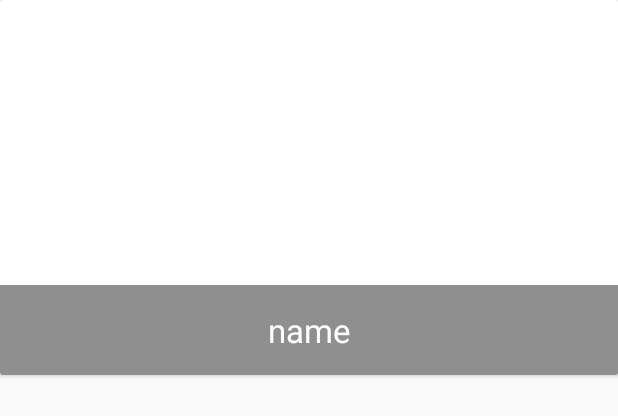
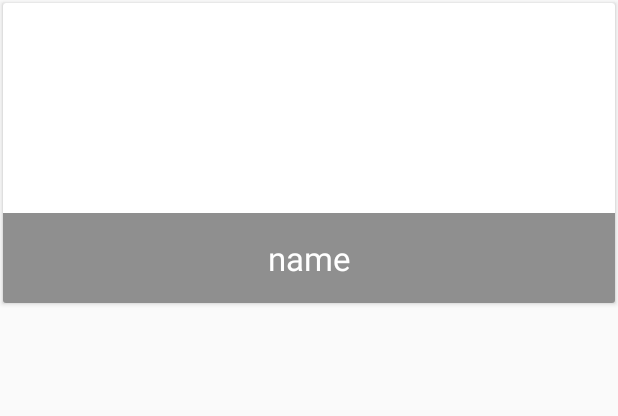
Before and after one commit to shcherbuk96/EpamExample, an Android app: the layout item_recyclerview.xml on its own in the app's theme, with its tools: preview values and no code run, on a phone screen of 412 x 824 dp. Shown: the top 416 px of the screen. Run offline under Robolectric (Android 15) with nearby library versions, the phone set to English and light mode, and no system bars.

Commit message:
Update 1

```diff
--- a/app/src/main/java/com/example/epamexample/Part1/Part1.java
+++ b/app/src/main/java/com/example/epamexample/Part1/Part1.java
@@ -61,7 +61,7 @@ public class Part1 extends Fragment{
     public void onViewCreated(View view, @Nullable Bundle savedInstanceState) {
         super.onViewCreated(view, savedInstanceState);
 
-        getActivity().setTitle("Part 2");
+        getActivity().setTitle("Part 3");
 
 
     }
--- a/app/src/main/res/layout/item_recyclerview.xml
+++ b/app/src/main/res/layout/item_recyclerview.xml
@@ -2,8 +2,12 @@
 <android.support.v7.widget.CardView
     xmlns:android="http://schemas.android.com/apk/res/android"
     android:id="@+id/card"
+    android:layout_marginTop="2dp"
+    android:layout_marginBottom="2dp"
+    android:layout_marginLeft="2dp"
+    android:layout_marginRight="2dp"
     android:layout_width="match_parent"
-    android:layout_height="250dp">
+    android:layout_height="200dp">
 
     <ImageView
         android:id="@+id/photo"
```
